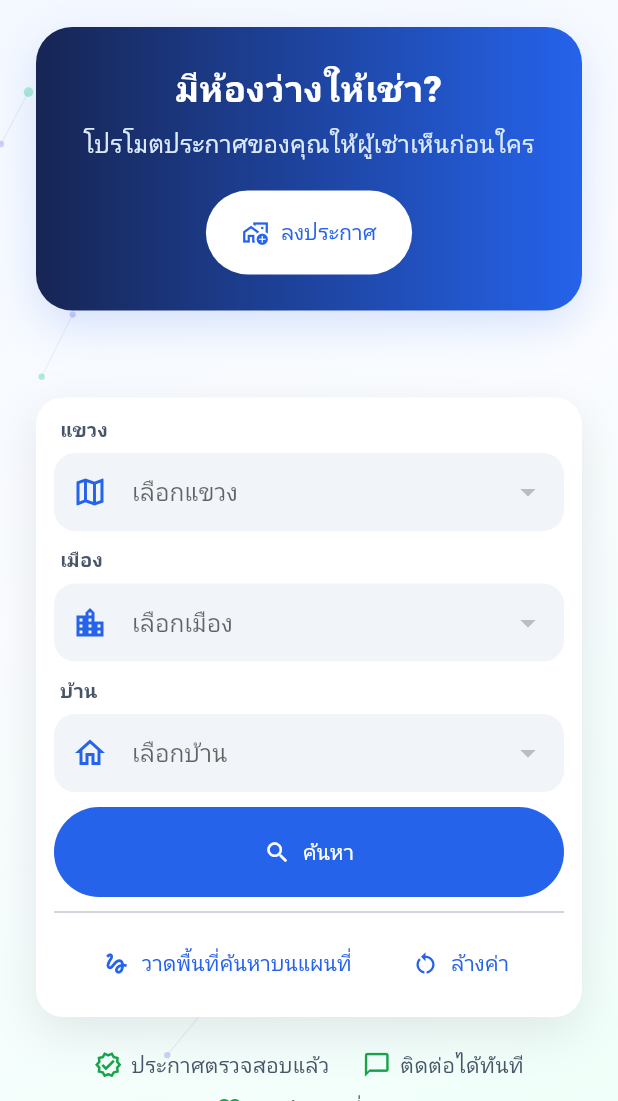
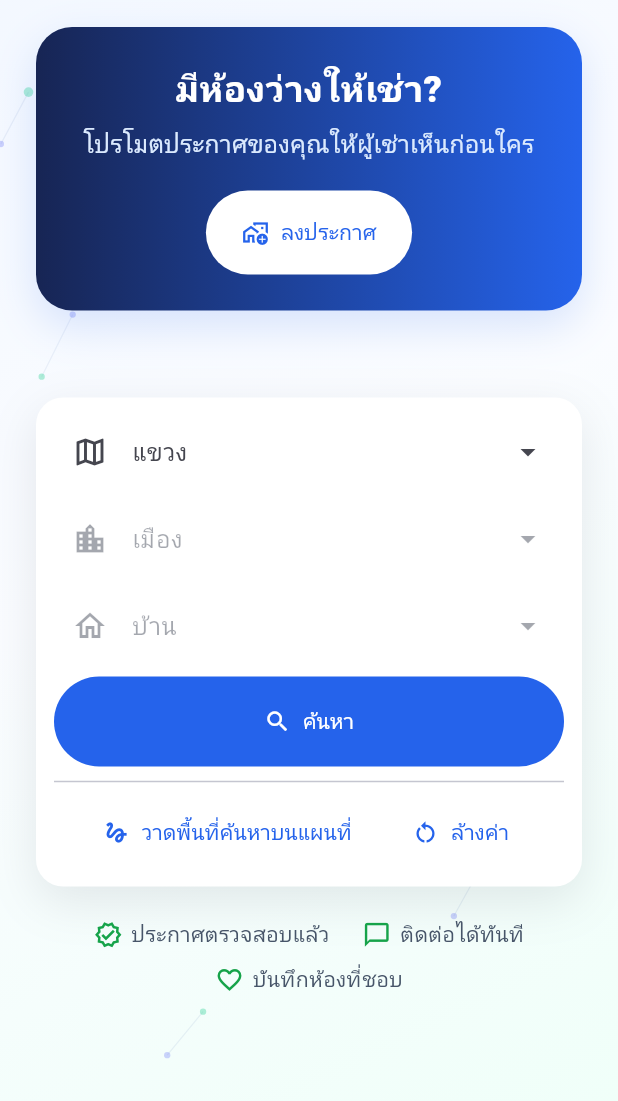
Before and after one commit to phathit-pks/room-rental, a Flutter app: the screen it shows after launch, on a phone screen of 412 x 824 dp, the part 135-1236 px from its top. Run offline on Flutter 3.47's test engine with Material 3 defaults, Android fonts, the phone set to English and light mode, and no system bars; our stand-ins replace file_picker, flutter_image_compress, flutter_map, geolocator, latlong2, shared_preferences and 1 more; missing offline and left inert: excel; accounts and stored records are empty.

Commit message:
Make home search's province/district/village pickers searchable
The village list can run long, so swap the plain dropdowns for the
existing SearchableSelectField (used already on the admin locations
page) so users can type to filter instead of scrolling. Added an
optional icon param to keep the map/city/home prefix icons.

Co-Authored-By: Claude Sonnet 5 <noreply@anthropic.com>

```diff
--- a/lib/features/home/presentation/pages/home_page.dart
+++ b/lib/features/home/presentation/pages/home_page.dart
@@ -21,6 +21,7 @@ import 'package:room_rental/features/home/presentation/pages/nearby_search_cache
 import 'package:room_rental/shared/widgets/app_logo.dart';
 import 'package:room_rental/shared/widgets/day_night_toggle.dart';
 import 'package:room_rental/shared/widgets/notice_dialog.dart';
+import 'package:room_rental/shared/widgets/searchable_select_field.dart';
 import 'package:url_launcher/url_launcher.dart';
 
 class HomePage extends StatefulWidget {
@@ -1215,9 +1216,10 @@ class _SearchBoxState extends State<_SearchBox> {
             builder: (context, constraints) {
               final compact = constraints.maxWidth < 700;
               final filters = [
-                _LocationDropdown(
+                SearchableSelectField(
+                  key: const ValueKey('province'),
                   label: 'แขวง',
-                  value: _province,
+                  initialValue: _province,
                   items: _locations.keys.toList(),
                   icon: Icons.map_outlined,
                   onChanged: (value) => setState(() {
@@ -1226,9 +1228,10 @@ class _SearchBoxState extends State<_SearchBox> {
                     _village = null;
                   }),
                 ),
-                _LocationDropdown(
+                SearchableSelectField(
+                  key: const ValueKey('district'),
                   label: 'เมือง',
-                  value: _district,
+                  initialValue: _district,
                   items: _districts,
                   icon: Icons.location_city_outlined,
                   onChanged: _province == null
@@ -1238,9 +1241,10 @@ class _SearchBoxState extends State<_SearchBox> {
                           _village = null;
                         }),
                 ),
-                _LocationDropdown(
+                SearchableSelectField(
+                  key: const ValueKey('village'),
                   label: 'บ้าน',
-                  value: _village,
+                  initialValue: _village,
                   items: _villages,
                   icon: Icons.home_outlined,
                   onChanged: _district == null
@@ -1313,63 +1317,6 @@ class _SearchBoxState extends State<_SearchBox> {
           ),
         ],
       ),
-    );
-  }
-}
-
-class _LocationDropdown extends StatelessWidget {
-  const _LocationDropdown({
-    required this.label,
-    required this.value,
-    required this.items,
-    required this.icon,
-    required this.onChanged,
-  });
-
-  final String label;
-  final String? value;
-  final List<String> items;
-  final IconData icon;
-  final ValueChanged<String?>? onChanged;
-
-  @override
-  Widget build(BuildContext context) {
-    // The label sits above the field: the theme's borderless outline would
-    // otherwise float it across the field's top edge.
-    return Column(
-      crossAxisAlignment: CrossAxisAlignment.start,
-      mainAxisSize: MainAxisSize.min,
-      children: [
-        Padding(
-          padding: const EdgeInsets.only(left: 4, bottom: 6),
-          child: Text(
-            label,
-            style: TextStyle(
-              fontSize: 13,
-              fontWeight: FontWeight.w600,
-              color: context.colors.textSecondary,
-            ),
-          ),
-        ),
-        DropdownButtonFormField<String>(
-          key: ValueKey('$label:$value'),
-          initialValue: value,
-          isExpanded: true,
-          decoration: InputDecoration(
-            prefixIcon: Icon(icon, color: context.colors.primary),
-            fillColor: context.colors.surfaceMuted,
-            contentPadding: const EdgeInsets.symmetric(
-              horizontal: 12,
-              vertical: 14,
-            ),
-          ),
-          hint: Text('เลือก$label'),
-          items: items
-              .map((item) => DropdownMenuItem(value: item, child: Text(item)))
-              .toList(),
-          onChanged: onChanged,
-        ),
-      ],
     );
   }
 }
--- a/lib/shared/widgets/searchable_select_field.dart
+++ b/lib/shared/widgets/searchable_select_field.dart
@@ -8,6 +8,7 @@ class SearchableSelectField extends FormField<String> {
     required String label,
     required List<String> items,
     required ValueChanged<String?>? onChanged,
+    IconData? icon,
     super.initialValue,
     super.validator,
   }) : super(
@@ -35,6 +36,7 @@ class SearchableSelectField extends FormField<String> {
                  labelText: label,
                  enabled: onChanged != null,
                  errorText: state.errorText,
+                 prefixIcon: icon == null ? null : Icon(icon),
                  suffixIcon: const Icon(Icons.arrow_drop_down),
                ),
                child: value == null
```
